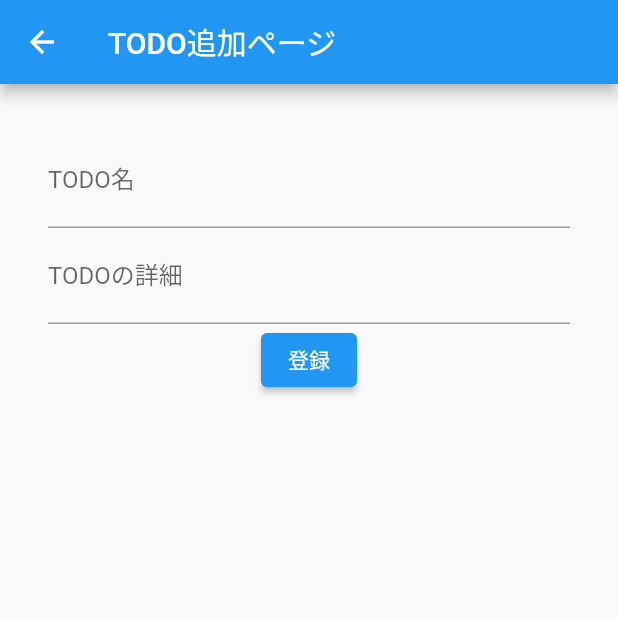
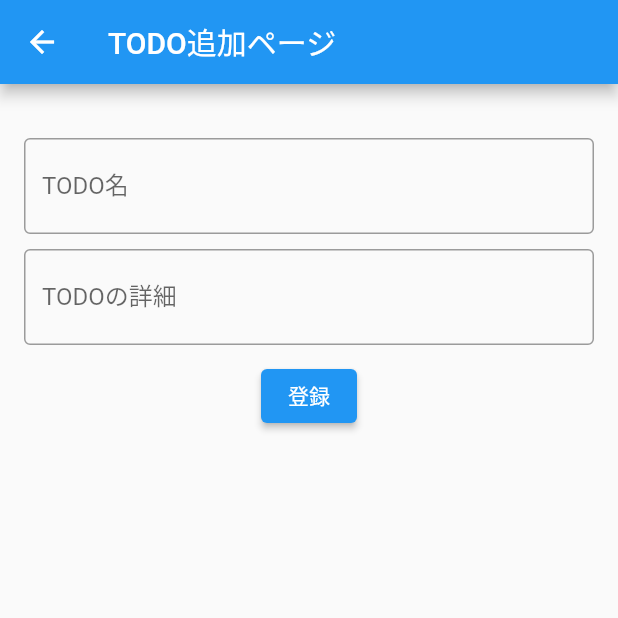
Before and after one commit to ktokmshr/study, a Flutter app: the screen it shows after launch, after a tap on the "add" icon, on a phone screen of 412 x 824 dp, the top half of it. Run offline on Flutter 3.47's test engine with Material 2 defaults, Android fonts, the phone set to English and light mode, and no system bars; our stand-ins replace sqflite; accounts and stored records are empty.

Commit message:
~update TODOの追加・更新機能のアップデート、ステート管理見直し

```diff
--- a/flutter_study/todo_app/todo_app/lib/entity/todo_item.dart
+++ b/flutter_study/todo_app/todo_app/lib/entity/todo_item.dart
@@ -17,12 +17,14 @@ class TodoItem {
         isDone: (data['isDone'] == '1') ? true : false,
       );
 
-  Map<String, dynamic> toMap() => {
+  Map<String, dynamic> toMap() {
+    return {
         'id': this.id,
         'title': this.title,
         'body': this.body,
         'createdAt': this.createdAt.toUtc().toIso8601String(),
         'updatedAt': this.updatedAt.toUtc().toIso8601String(),
         'isDone': (this.isDone) ? 1 : 0,
-      };
+    };
+  }
 }
--- a/flutter_study/todo_app/todo_app/lib/main.dart
+++ b/flutter_study/todo_app/todo_app/lib/main.dart
@@ -1,8 +1,8 @@
 import 'package:flutter/material.dart';
 import 'package:provider/provider.dart';
+import 'package:todo_app/view/todo_detail.dart';
 import 'model/todo_item_model.dart';
-import 'entity/todo_item.dart';
-import 'view/AddTodo.dart';
+import 'view/todo_addition.dart';
 
 void main() {
   runApp(MyApp());
@@ -11,52 +11,47 @@ void main() {
 class MyApp extends StatelessWidget {
   @override
   Widget build(BuildContext context) {
-    return MaterialApp(
-      title: 'TODOアプリ（Provider+sqflite学習用）',
-      initialRoute: '/',
-      routes: {
-        '/': (context) => MainPage(),
-        '/addTodo': (context) => AddTodo(),
-      },
-    );
+    return MultiProvider(
+        providers: [
+          ChangeNotifierProvider<TodoItemModel>(
+            create: (context) => TodoItemModel(),
+          ),
+        ],
+        child: MaterialApp(
+          title: 'TODOアプリ',
+          home: MainPage(),
+        ));
   }
 }
 
 class MainPage extends StatelessWidget {
-  final data = TodoItemModel();
   @override
   Widget build(BuildContext context) {
-    return ChangeNotifierProvider<TodoItemModel>.value(
-        value: data,
-        child: Scaffold(
-            appBar: AppBar(title: Text('TODOアプリ（Provider+sqflite学習用）')),
+    return Scaffold(
+        appBar: AppBar(title: Text('TODO一覧')),
         body: Container(
             padding: EdgeInsets.all(16.0),
-                child:
-                    Consumer<TodoItemModel>(builder: (context, value, child) {
-                  final TodoItemModel todoItemModel = Provider.of<TodoItemModel>(context);
-                  return ListView(
-                    children: todoItemModel.allItemList.map((todo) => _todoCard(todo)).toList(),
-                  );
+            child: Consumer<TodoItemModel>(builder: (context, model, child) {
+              return _todoCardList(context, model);
             })),
         floatingActionButton: FloatingActionButton(
           child: Icon(Icons.add),
           onPressed: () {
-                Navigator.pushNamed(
-                  context,
-                  '/addTodo',
-                );
+            Navigator.push(
+                context, MaterialPageRoute(builder: (context) => TodoAddition()));
           },
-            )));
+        ));
   }
 
-  Widget _todoCard(TodoItem todo) {
-    return Card(
+  Widget _todoCardList(context, TodoItemModel model) {
+    return ListView(
+        children: model.allItemList
+            .map((todo) => Card(
                   child: Column(
                     mainAxisSize: MainAxisSize.min,
                     children: <Widget>[
                       ListTile(
-            leading: Icon(Icons.album),
+                        leading: Icon(Icons.report),
                         title: Text(todo.title),
                       ),
                       Row(
@@ -64,7 +59,10 @@ class MainPage extends StatelessWidget {
                         children: <Widget>[
                           TextButton(
                             child: const Text('詳細'),
-                onPressed: () {/* ... */},
+                            onPressed: () {
+                              Navigator.push(
+                                  context, MaterialPageRoute(builder: (context) => TodoDetail(id: todo.id.toString())));
+                            },
                           ),
                           const SizedBox(width: 8),
                           TextButton(
@@ -76,6 +74,7 @@ class MainPage extends StatelessWidget {
                       ),
                     ],
                   ),
-    );
+                ))
+            .toList());
   }
 }
--- a/flutter_study/todo_app/todo_app/lib/service/database.dart
+++ b/flutter_study/todo_app/todo_app/lib/service/database.dart
@@ -23,6 +23,7 @@ class DatabaseService {
   createDatabase() async {
     Directory documentsDirectory = await getApplicationDocumentsDirectory();
     String path = join(documentsDirectory.path, _databaseName);
+    // print(path);
 
     var database = await openDatabase(
       path,
--- a/flutter_study/todo_app/todo_app/lib/view/AddTodo.dart
+++ /dev/null
@@ -1,90 +0,0 @@
-import 'package:flutter/material.dart';
-import 'package:todo_app/model/todo_item_model.dart';
-import 'package:todo_app/entity/todo_item.dart';
-
-class AddTodo extends StatelessWidget {
-  @override
-  Widget build(BuildContext context) {
-    return Scaffold(
-        appBar: AppBar(
-          title: Text('TODO追加ページ'),
-        ),
-        body: Container(
-            padding: EdgeInsets.all(16.0),
-            child: Container(
-                padding: EdgeInsets.all(16.0),
-                child: Form(child: TodoForm()))));
-  }
-}
-
-class TodoForm extends StatefulWidget {
-  @override
-  TodoFormState createState() {
-    return TodoFormState();
-  }
-}
-
-class _TodoData {
-  String title = '';
-  String body = '';
-  bool isDone = false;
-}
-
-class TodoFormState extends State<TodoForm> {
-  final _formKey = GlobalKey<FormState>();
-  final todoItemMode = TodoItemModel();
-  _TodoData _data = new _TodoData();
-
-  @override
-  Widget build(BuildContext context) {
-    return Form(
-        key: _formKey,
-        child: Column(children: <Widget>[
-          TextFormField(
-            decoration: InputDecoration(
-              labelText: 'TODO名',
-              hintText: '◯◯する！',
-            ),
-            validator: (value) {
-              if (value.isEmpty) {
-                return 'TODO名を入力してください。';
-              }
-              return null;
-            },
-            onSaved: (value) {
-              this._data.title = value;
-            },
-          ),
-          TextFormField(
-            decoration: InputDecoration(
-              labelText: 'TODOの詳細',
-              hintText: '詳細内容',
-            ),
-            keyboardType: TextInputType.multiline,
-            maxLines: null,
-            validator: (value) {
-              if (value.isEmpty) {
-                return '詳細内容を入力してください。';
-              }
-              return null;
-            },
-            onSaved: (value) {
-              this._data.body = value;
-            },
-          ),
-          ElevatedButton(
-            onPressed: () {
-              if (this._formKey.currentState.validate()) {
-                this._formKey.currentState.save();
-                todoItemMode.add(TodoItem(
-                    title: this._data.title,
-                    body: this._data.body,
-                    isDone: this._data.isDone));
-                Navigator.of(context).pop();
-              }
-            },
-            child: Text('登録'),
-          )
-        ]));
-  }
-}
--- /dev/null
+++ b/flutter_study/todo_app/todo_app/lib/view/todo_addition.dart
@@ -0,0 +1,95 @@
+import 'package:flutter/material.dart';
+import 'package:todo_app/model/todo_item_model.dart';
+import 'package:todo_app/entity/todo_item.dart';
+import 'package:provider/provider.dart';
+
+class TodoAddition extends StatelessWidget {
+  @override
+  Widget build(BuildContext context) {
+    return Scaffold(
+        appBar: AppBar(
+          title: Text('TODO追加ページ'),
+        ),
+        body: Container(
+                padding: EdgeInsets.all(16.0),
+                child: TodoForm()));
+  }
+}
+
+class TodoForm extends StatefulWidget {
+  @override
+  TodoFormState createState() {
+    return TodoFormState();
+  }
+}
+
+class _TodoData {
+  String title = '';
+  String body = '';
+  bool isDone = false;
+}
+
+class TodoFormState extends State<TodoForm> {
+  final _formKey = GlobalKey<FormState>();
+  _TodoData _data = new _TodoData();
+
+  @override
+  Widget build(BuildContext context) {
+    return Consumer<TodoItemModel>(builder: (context, todoItemModel, child) {
+      return Form(
+          key: _formKey,
+          child: Column(children: <Widget>[
+            SizedBox(height: 20),
+            TextFormField(
+              decoration: InputDecoration(
+                border: OutlineInputBorder(),
+                labelText: 'TODO名',
+                hintText: '◯◯する！',
+              ),
+              validator: (value) {
+                if (value.isEmpty) {
+                  return 'TODO名を入力してください。';
+                }
+                return null;
+              },
+              onSaved: (value) {
+                this._data.title = value;
+              },
+            ),
+            SizedBox(height: 10),
+            TextFormField(
+              decoration: InputDecoration(
+                border: OutlineInputBorder(),
+                labelText: 'TODOの詳細',
+                hintText: '詳細内容',
+              ),
+              keyboardType: TextInputType.multiline,
+              maxLines: null,
+              validator: (value) {
+                if (value.isEmpty) {
+                  return '詳細内容を入力してください。';
+                }
+                return null;
+              },
+              onSaved: (value) {
+                this._data.body = value;
+              },
+            ),
+            SizedBox(height: 10),
+            ElevatedButton(
+              onPressed: () {
+                if (this._formKey.currentState.validate()) {
+                  this._formKey.currentState.save();
+                  todoItemModel.add(TodoItem(
+                      title: this._data.title,
+                      body: this._data.body,
+                      isDone: this._data.isDone));
+                  Navigator.pop(context);
+                }
+              },
+              child: Text('登録'),
+            )
+          ]));
+    });
+  }
+}
```
Also changed, not shown: flutter_study/todo_app/todo_app/lib/model/todo_item_model.dart (+9 -9 lines), flutter_study/todo_app/todo_app/lib/view/todo_detail.dart (added, +109 -0 lines). Lines whose indentation alone changed are shown as unchanged.
